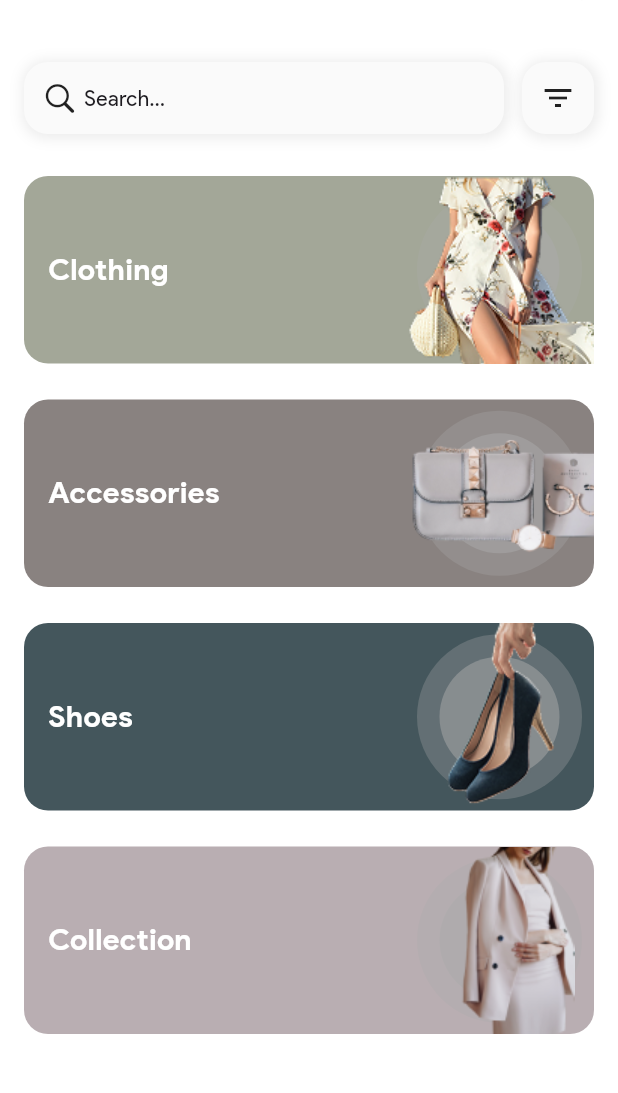
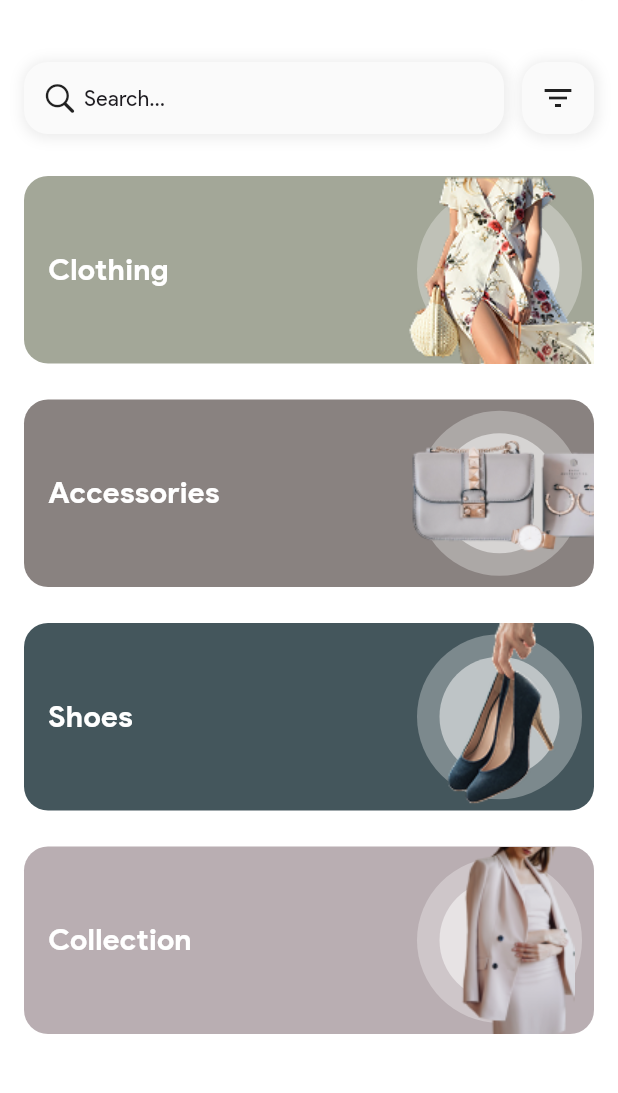
Before and after one commit to AnhND21/gemstoreappv1, a Flutter app: the DiscoverScreen screen opened directly, on a phone screen of 412 x 824 dp, the part 58-1151 px from its top. Run offline on Flutter 3.47's test engine with Material 3 defaults, Android fonts, the phone set to English and light mode, and no system bars; our stand-ins replace cached_network_image, carousel_slider, go_router, google_nav_bar; network calls fail.

Commit message:
update ui

```diff
--- a/lib/app.dart
+++ b/lib/app.dart
@@ -20,8 +20,8 @@ class _AppRouterScreenState extends State<AppRouterScreen> {
 
   // Danh sách các màn hình tương ứng với từng tab
   static const List<Widget> _screens = <Widget>[
+    HomeScreen(),
     DiscoverScreen(),
-    HomeScreen(),
     MyOrderScreen(),
     SettingsScreen()
   ];
@@ -40,7 +40,7 @@ class _AppRouterScreenState extends State<AppRouterScreen> {
               topLeft: Radius.circular(32.0), topRight: Radius.circular(32.0)),
           boxShadow: [
             BoxShadow(
-              color: Colors.grey.withOpacity(0.2),
+              color: Colors.grey.withValues(alpha: 0.2),
               spreadRadius: 2,
               blurRadius: 7,
               offset: Offset(1, 1),
@@ -51,7 +51,7 @@ class _AppRouterScreenState extends State<AppRouterScreen> {
           padding: const EdgeInsets.symmetric(horizontal: 15.0, vertical: 20),
           child: GNav(
             // backgroundColor: Color(GColors.redColor),
-            color:  Color(GColors.activeFilterColor),
+            color: Color(GColors.activeFilterColor),
             gap: 8,
             activeColor: Color(GColors.activeFilterColor),
             iconSize: 24,
--- a/lib/core/widgets/appbar.dart
+++ b/lib/core/widgets/appbar.dart
@@ -1,3 +1,4 @@
+import 'dart:io' show Platform;
 import 'package:flutter/material.dart';
 import 'package:gemstoreappv1/core/assets/colors.dart';
 import 'package:go_router/go_router.dart';
@@ -16,6 +17,8 @@ class GAppBar extends StatelessWidget implements PreferredSizeWidget {
       this.leading,
       this.onPressed,
       this.border = false});
+
+  final isAndroid = Platform.isAndroid;
 
   @override
   Widget build(BuildContext context) {
--- a/lib/presentation/tabs/discover_screen.dart
+++ b/lib/presentation/tabs/discover_screen.dart
@@ -2,6 +2,8 @@ import 'package:flutter/cupertino.dart';
 import 'package:flutter/material.dart';
 import 'package:gemstoreappv1/core/assets/colors.dart';
 import 'package:gemstoreappv1/core/widgets/appbar_tab.dart';
+import 'package:gemstoreappv1/routes/app_routes.dart';
+import 'package:go_router/go_router.dart';
 
 class DiscoverScreen extends StatefulWidget {
   const DiscoverScreen({super.key});
@@ -53,6 +55,10 @@ class _DiscoverScreenState extends State<DiscoverScreen> {
               Row(
                 children: <Widget>[
                   Expanded(
+                    child: GestureDetector(
+                      onTap: () {
+                        context.push(AppRoutes.search);
+                      },
                       child: Container(
                         padding: EdgeInsets.all(12),
                         decoration: BoxDecoration(
@@ -60,7 +66,7 @@ class _DiscoverScreenState extends State<DiscoverScreen> {
                           borderRadius: BorderRadius.circular(16),
                           boxShadow: [
                             BoxShadow(
-                            color: Colors.grey.withOpacity(0.2),
+                              color: Colors.grey.withValues(alpha: 0.2),
                               spreadRadius: 2,
                               blurRadius: 7,
                               offset: Offset(1, 1),
@@ -78,6 +84,7 @@ class _DiscoverScreenState extends State<DiscoverScreen> {
                         ),
                       ),
                     ),
+                  ),
                   SizedBox(
                     width: 12,
                   ),
@@ -88,7 +95,7 @@ class _DiscoverScreenState extends State<DiscoverScreen> {
                       borderRadius: BorderRadius.circular(16),
                       boxShadow: [
                         BoxShadow(
-                          color: Colors.grey.withOpacity(0.2),
+                          color: Colors.grey.withValues(alpha: 0.2),
                           spreadRadius: 2,
                           blurRadius: 7,
                           offset: Offset(1, 1),
@@ -134,8 +141,8 @@ class _DiscoverScreenState extends State<DiscoverScreen> {
                               height: 110,
                               decoration: BoxDecoration(
                                   shape: BoxShape.circle,
-                                  color: Color(GColors.blackGrayColor)
-                                      .withOpacity(0.3)),
+                                  color: Color(GColors.whiteColor)
+                                      .withValues(alpha: 0.3)),
                             )),
                             Positioned(
                                 child: Container(
@@ -143,8 +150,8 @@ class _DiscoverScreenState extends State<DiscoverScreen> {
                               height: 80,
                               decoration: BoxDecoration(
                                   shape: BoxShape.circle,
-                                  color: Color(GColors.blackGrayColor)
-                                      .withOpacity(0.5)),
+                                  color: Color(GColors.whiteColor)
+                                      .withValues(alpha: 0.5)),
                             )),
                             Image.asset(
                               item['image'],
--- a/lib/routes/app_router.dart
+++ b/lib/routes/app_router.dart
@@ -1,7 +1,7 @@
 import 'package:gemstoreappv1/app.dart';
 import 'package:gemstoreappv1/presentation/screens/forgot_password_screen.dart';
-import 'package:gemstoreappv1/presentation/screens/home_screen.dart';
 import 'package:gemstoreappv1/presentation/screens/introduce_screen.dart';
+import 'package:gemstoreappv1/presentation/screens/search_screen.dart';
 import 'package:gemstoreappv1/presentation/screens/signin_screen.dart';
 import 'package:gemstoreappv1/presentation/screens/signup_screen.dart';
 import 'package:gemstoreappv1/presentation/screens/welcome_screen.dart';
@@ -35,5 +35,9 @@ final GoRouter router = GoRouter(
       path: AppRoutes.appStack,
       builder: (context, state) => AppRouterScreen(),
     ),
+    GoRoute(
+      path: AppRoutes.search,
+      builder: (context, state) => SearchScreen(),
+    ),
   ],
 );
--- a/lib/routes/app_routes.dart
+++ b/lib/routes/app_routes.dart
@@ -8,4 +8,5 @@ class AppRoutes {
   static const String createNewPassword = '/createNewPassword';
   static const String home = '/home';
   static const String appStack = '/appStack';
+  static const String search = '/search';
 }
```
Also changed, not shown: lib/presentation/screens/search_screen.dart (added, +91 -0 lines). Lines whose indentation alone changed are shown as unchanged.
